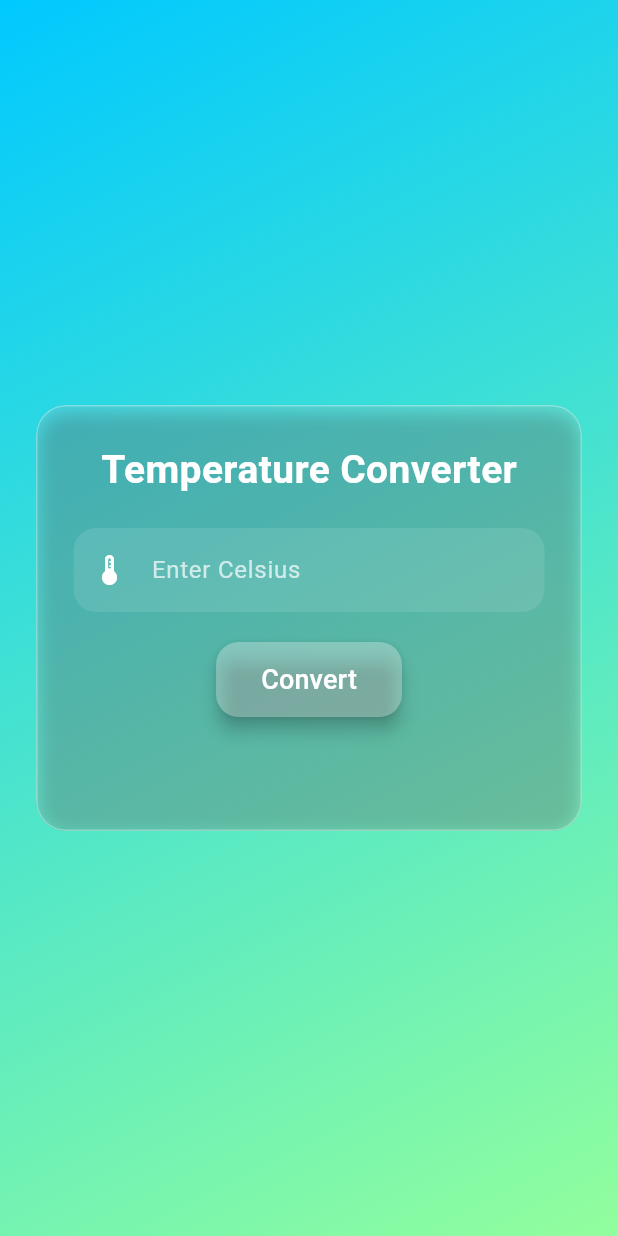
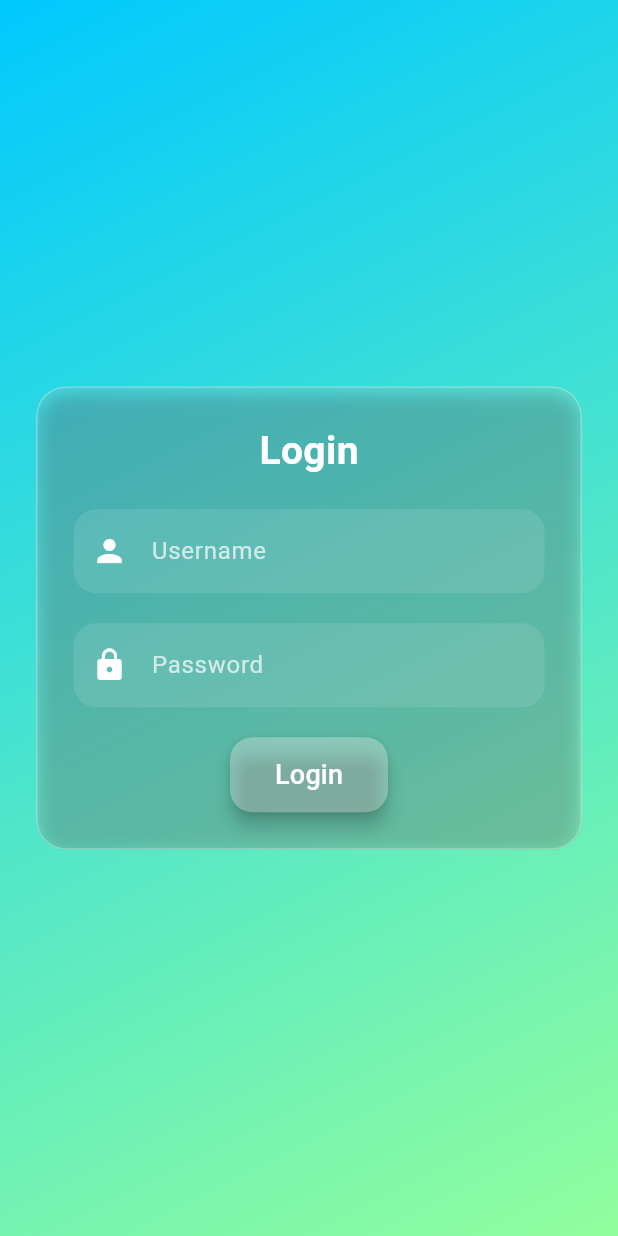
Before and after one commit to MahimaAkther716/Assignments-SADP, a Flutter app: the screen it shows after launch, on a phone screen of 412 x 824 dp. Run offline on Flutter 3.47's test engine with Material 3 defaults, Android fonts, the phone set to English and light mode, and no system bars.

```diff
--- /dev/null
+++ b/lib/login_page.dart
@@ -0,0 +1,131 @@
+import 'package:flutter/material.dart';
+import 'converter_screen.dart';
+
+class LoginPage extends StatefulWidget {
+  const LoginPage({super.key});
+
+  @override
+  State<LoginPage> createState() => _LoginPageState();
+}
+
+class _LoginPageState extends State<LoginPage> {
+  final TextEditingController _usernameController = TextEditingController();
+  final TextEditingController _passwordController = TextEditingController();
+
+  void _login() {
+    final username = _usernameController.text;
+    final password = _passwordController.text;
+
+    if (password.length >= 6) {
+      Navigator.push(
+        context,
+        MaterialPageRoute(builder: (context) => TemperatureConverter()),
+      );
+    } else {
+      ScaffoldMessenger.of(context).showSnackBar(
+        SnackBar(content: Text('Password must be at least 6 characters long')),
+      );
+    }
+  }
+
+  @override
+  Widget build(BuildContext context) {
+    return Scaffold(
+      body: Container(
+        decoration: const BoxDecoration(
+          gradient: LinearGradient(
+            colors: [Color(0xFF00C9FF), Color(0xFF92FE9D)],
+            begin: Alignment.topLeft,
+            end: Alignment.bottomRight,
+          ),
+        ),
+        child: Center(
+          child: Padding(
+            padding: const EdgeInsets.all(24.0),
+            child: ClipRRect(
+              borderRadius: BorderRadius.circular(20),
+              child: Container(
+                padding: const EdgeInsets.all(24),
+                decoration: BoxDecoration(
+                  color: Colors.white.withOpacity(0.15),
+                  borderRadius: BorderRadius.circular(20),
+                  border: Border.all(color: Colors.white30),
+                  boxShadow: [
+                    BoxShadow(
+                      color: Colors.black26,
+                      blurRadius: 10,
+                      offset: Offset(0, 4),
+                    ),
+                  ],
+                ),
+                child: Column(
+                  mainAxisSize: MainAxisSize.min,
+                  children: [
+                    Text(
+                      'Login',
+                      style: TextStyle(
+                        fontSize: 26,
+                        fontWeight: FontWeight.bold,
+                        color: Colors.white,
+                      ),
+                    ),
+                    SizedBox(height: 20),
+                    TextField(
+                      controller: _usernameController,
+                      style: TextStyle(color: Colors.white),
+                      decoration: InputDecoration(
+                        hintText: 'Username',
+                        hintStyle: TextStyle(color: Colors.white70),
+                        filled: true,
+                        fillColor: Colors.white.withOpacity(0.1),
+                        border: OutlineInputBorder(
+                          borderRadius: BorderRadius.circular(15),
+                          borderSide: BorderSide.none,
+                        ),
+                        prefixIcon: Icon(Icons.person, color: Colors.white),
+                      ),
+                    ),
+                    SizedBox(height: 20),
+                    TextField(
+                      controller: _passwordController,
+                      obscureText: true,
+                      style: TextStyle(color: Colors.white),
+                      decoration: InputDecoration(
+                        hintText: 'Password',
+                        hintStyle: TextStyle(color: Colors.white70),
+                        filled: true,
+                        fillColor: Colors.white.withOpacity(0.1),
+                        border: OutlineInputBorder(
+                          borderRadius: BorderRadius.circular(15),
+                          borderSide: BorderSide.none,
+                        ),
+                        prefixIcon: Icon(Icons.lock, color: Colors.white),
+                      ),
+                    ),
+                    SizedBox(height: 20),
+                    ElevatedButton(
+                      onPressed: _login,
+                      style: ElevatedButton.styleFrom(
+                        padding: EdgeInsets.symmetric(
+                          horizontal: 30,
+                          vertical: 12,
+                        ),
+                        backgroundColor: Colors.white.withOpacity(0.3),
+                        foregroundColor: Colors.white,
+                        shape: RoundedRectangleBorder(
+                          borderRadius: BorderRadius.circular(15),
+                        ),
+                        elevation: 5,
+                      ),
+                      child: Text('Login', style: TextStyle(fontSize: 18)),
+                    ),
+                  ],
+                ),
+              ),
+            ),
+          ),
+        ),
+      ),
+    );
+  }
+}
--- a/lib/main.dart
+++ b/lib/main.dart
@@ -1,15 +1,18 @@
-import 'package:firstassignment/convertscreen.dart';
 import 'package:flutter/material.dart';
+import 'login_page.dart'; // Use this if your login code is now in login_page.dart
 
-void main() => runApp(TemperatureConverterApp());
+void main() {
+  runApp(MyApp());
+}
 
-class TemperatureConverterApp extends StatelessWidget {
+class MyApp extends StatelessWidget {
   @override
   Widget build(BuildContext context) {
     return MaterialApp(
-      title: 'Celsius to Fahrenheit',
-      home: TemperatureConverter(),
       debugShowCheckedModeBanner: false,
+      title: 'First Assignment',
+      theme: ThemeData(primarySwatch: Colors.blue),
+      home: LoginPage(),
     );
   }
 }
```
Also changed, not shown: lib/converter_screen.dart (renamed from lib/convertscreen.dart).
